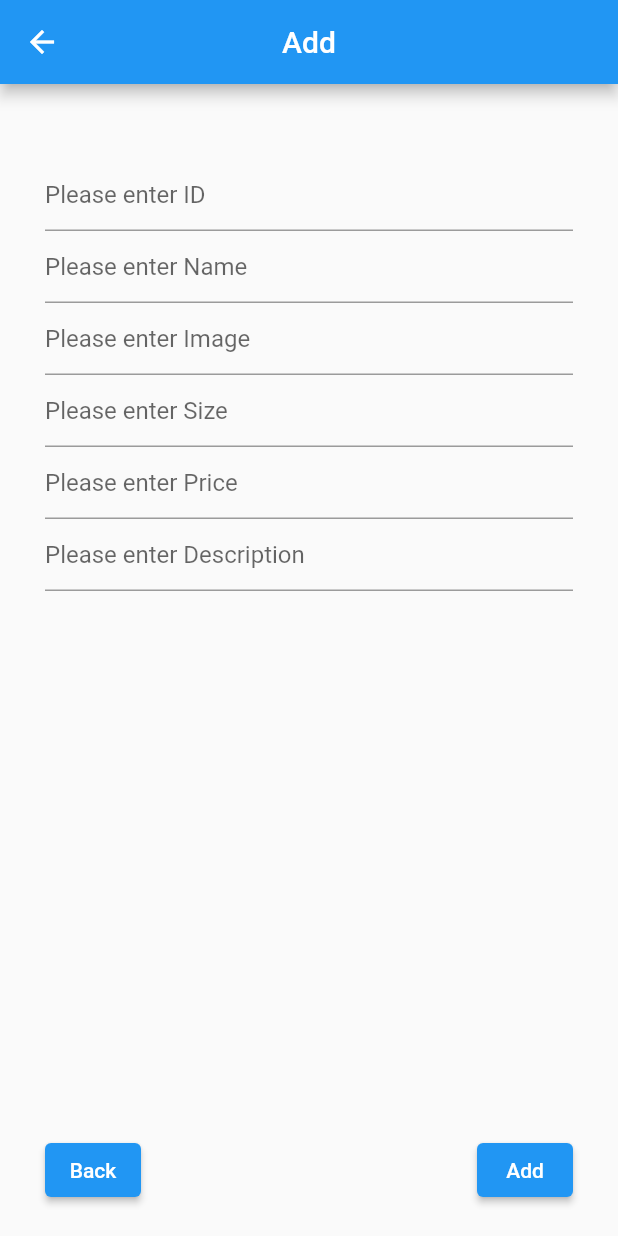
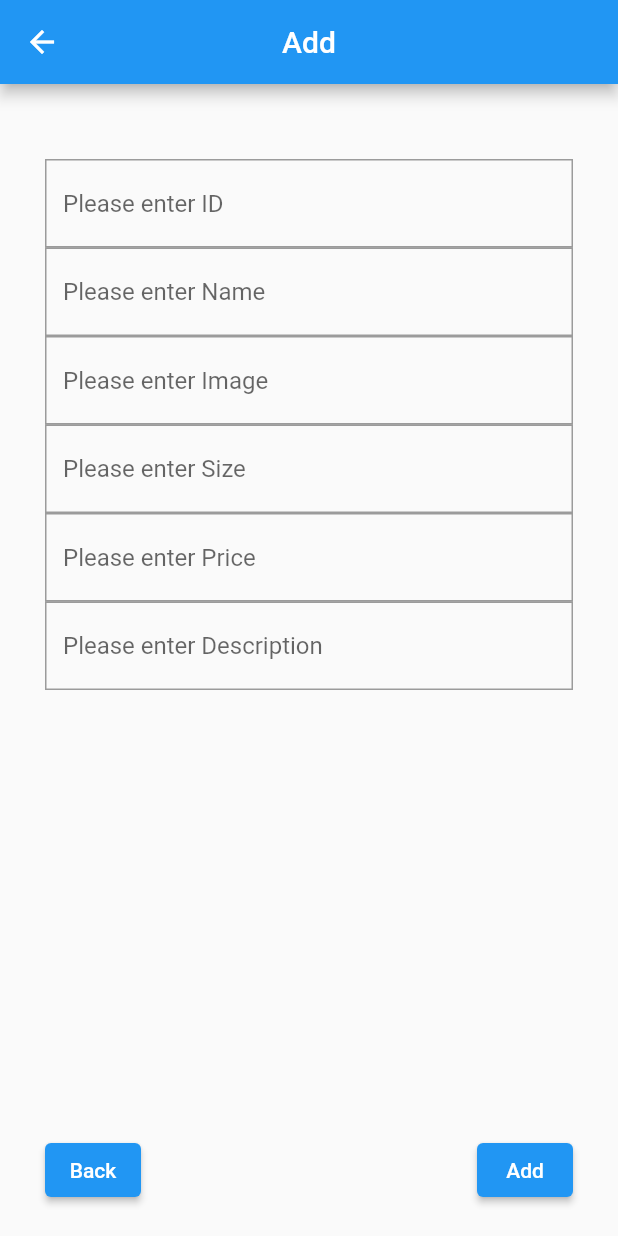
Before and after one commit to JJ-stash/SimpleClothesApp, a Flutter app: the screen it shows after launch, after a tap on the "add" icon, on a phone screen of 412 x 824 dp. Run offline on Flutter 3.47's test engine with Material 2 defaults, Android fonts, the phone set to English and light mode, and no system bars; network calls fail.

Commit message:
varius visual fixes

```diff
--- a/lib/data/dummy_data.dart
+++ b/lib/data/dummy_data.dart
@@ -1,5 +1,6 @@
 import 'package:midterm_app/data/models/clothes_models.dart';
 
+// ignore: non_constant_identifier_names
 var DUMMY_DATA = [
   Clothes(
       id: 1,
--- a/lib/main.dart
+++ b/lib/main.dart
@@ -11,10 +11,10 @@ class MyApp extends StatelessWidget {
   // This widget is the root of your application.
   @override
   Widget build(BuildContext context) {
-    return MaterialApp(title: 'Midterm App', home: HomeScreen(), routes: {
-      AddScreen.routeName: (ctx) => AddScreen(),
-      DetailsScreen.routeName: (ctx) => DetailsScreen(),
-      EditScreen.routeName: (ctx) => EditScreen(),
+    return MaterialApp(title: 'Midterm App', home: const HomeScreen(), routes: {
+      AddScreen.routeName: (ctx) => const AddScreen(),
+      DetailsScreen.routeName: (ctx) => const DetailsScreen(),
+      EditScreen.routeName: (ctx) => const EditScreen(),
     });
   }
 }
--- a/lib/presentation/screens/add_screen.dart
+++ b/lib/presentation/screens/add_screen.dart
@@ -3,7 +3,7 @@ import 'package:midterm_app/data/models/clothes_models.dart';
 import 'package:midterm_app/data/repository/clothes_repo.dart';
 
 class AddScreen extends StatefulWidget {
-  AddScreen({Key? key}) : super(key: key);
+  const AddScreen({Key? key}) : super(key: key);
 
   static const routeName = "/add-screen";
 
@@ -38,8 +38,15 @@ class _AddScreenState extends State<AddScreen> {
                 children: [
                   TextFormField(
                     controller: clotheID,
-                    decoration:
-                        const InputDecoration(hintText: 'Please enter ID'),
+                    decoration: const InputDecoration(
+                      hintText: 'Please enter ID',
+                      border: OutlineInputBorder(
+                        borderRadius: BorderRadius.all(
+                          Radius.circular(0),
+                        ),
+                        borderSide: BorderSide(color: Colors.black, width: 1),
+                      ),
+                    ),
                     keyboardType: TextInputType.number,
                     validator: (value) {
                       if (value == null || value.isEmpty) {
@@ -50,8 +57,15 @@ class _AddScreenState extends State<AddScreen> {
                   ),
                   TextFormField(
                     controller: clotheName,
-                    decoration:
-                        const InputDecoration(hintText: 'Please enter Name'),
+                    decoration: const InputDecoration(
+                      hintText: 'Please enter Name',
+                      border: OutlineInputBorder(
+                        borderRadius: BorderRadius.all(
+                          Radius.circular(0),
+                        ),
+                        borderSide: BorderSide(color: Colors.black, width: 1),
+                      ),
+                    ),
                     keyboardType: TextInputType.text,
                     validator: (value) {
                       if (value == null || value.isEmpty) {
@@ -62,8 +76,15 @@ class _AddScreenState extends State<AddScreen> {
                   ),
                   TextFormField(
                     controller: clotheUrl,
-                    decoration:
-                        const InputDecoration(hintText: 'Please enter Image'),
+                    decoration: const InputDecoration(
+                      hintText: 'Please enter Image',
+                      border: OutlineInputBorder(
+                        borderRadius: BorderRadius.all(
+                          Radius.circular(0),
+                        ),
+                        borderSide: BorderSide(color: Colors.black, width: 1),
+                      ),
+                    ),
                     keyboardType: TextInputType.text,
                     validator: (value) {
                       if (value == null || value.isEmpty) {
@@ -74,8 +95,15 @@ class _AddScreenState extends State<AddScreen> {
                   ),
                   TextFormField(
                     controller: clotheSize,
-                    decoration:
-                        const InputDecoration(hintText: 'Please enter Size'),
+                    decoration: const InputDecoration(
+                      hintText: 'Please enter Size',
+                      border: OutlineInputBorder(
+                        borderRadius: BorderRadius.all(
+                          Radius.circular(0),
+                        ),
+                        borderSide: BorderSide(color: Colors.black, width: 1),
+                      ),
+                    ),
                     keyboardType: TextInputType.text,
                     validator: (value) {
                       if (value == null || value.isEmpty) {
@@ -86,8 +114,15 @@ class _AddScreenState extends State<AddScreen> {
                   ),
                   TextFormField(
                     controller: clothePrice,
-                    decoration:
-                        const InputDecoration(hintText: 'Please enter Price'),
+                    decoration: const InputDecoration(
+                      hintText: 'Please enter Price',
+                      border: OutlineInputBorder(
+                        borderRadius: BorderRadius.all(
+                          Radius.circular(0),
+                        ),
+                        borderSide: BorderSide(color: Colors.black, width: 1),
+                      ),
+                    ),
                     keyboardType: TextInputType.number,
                     validator: (value) {
                       if (value == null || value.isEmpty) {
@@ -99,7 +134,14 @@ class _AddScreenState extends State<AddScreen> {
                   TextFormField(
                     controller: clotheDesc,
                     decoration: const InputDecoration(
-                        hintText: 'Please enter Description'),
+                      hintText: 'Please enter Description',
+                      border: OutlineInputBorder(
+                        borderRadius: BorderRadius.all(
+                          Radius.circular(0),
+                        ),
+                        borderSide: BorderSide(color: Colors.black, width: 1),
+                      ),
+                    ),
                     keyboardType: TextInputType.text,
                     validator: (value) {
                       if (value == null || value.isEmpty) {
--- a/lib/presentation/screens/details_screen.dart
+++ b/lib/presentation/screens/details_screen.dart
@@ -3,7 +3,7 @@ import 'package:midterm_app/data/models/clothes_models.dart';
 import 'package:midterm_app/data/repository/clothes_repo.dart';
 
 class DetailsScreen extends StatefulWidget {
-  DetailsScreen({Key? key}) : super(key: key);
+  const DetailsScreen({Key? key}) : super(key: key);
 
   static const routeName = "/details-screen";
 
--- a/lib/presentation/screens/home_screen.dart
+++ b/lib/presentation/screens/home_screen.dart
@@ -6,7 +6,7 @@ import 'package:midterm_app/presentation/screens/screens.dart';
 import 'package:midterm_app/presentation/widgets/clothes_item.dart';
 
 class HomeScreen extends StatefulWidget {
-  HomeScreen({Key? key}) : super(key: key);
+  const HomeScreen({Key? key}) : super(key: key);
 
   @override
   State<HomeScreen> createState() => _HomeScreenState();
```
Also changed, not shown: lib/presentation/screens/edit_screen.dart (+58 -11 lines).
